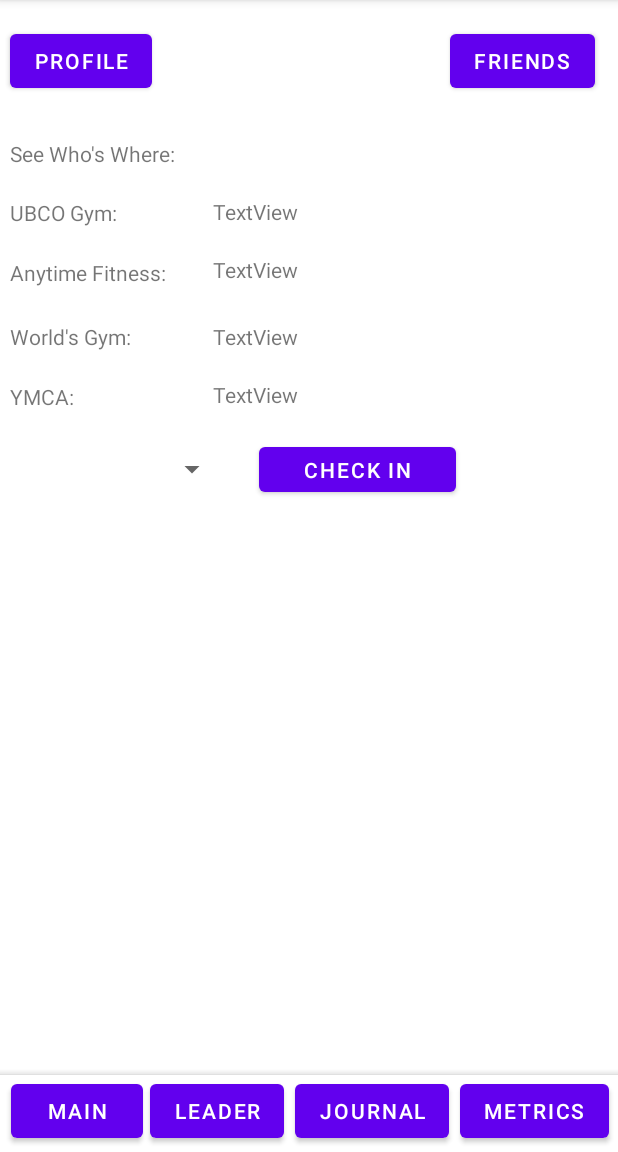
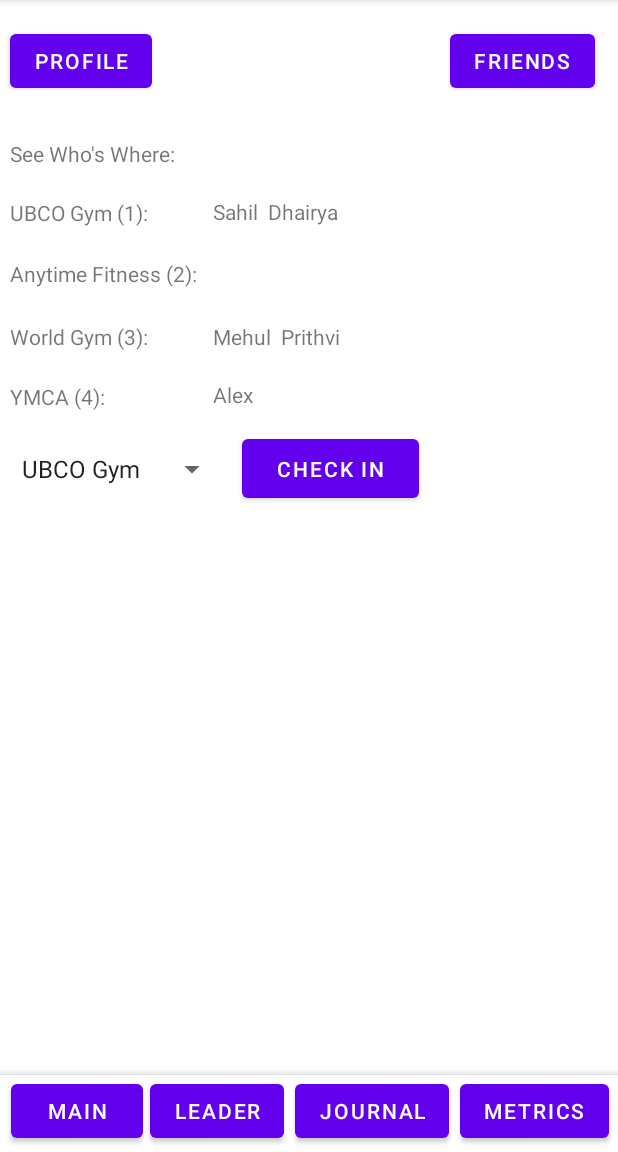
Before and after one commit to dhairyab0069/Atlas, an Android app: the screen it shows after launch (MainActivity), on a phone screen of 412 x 824 dp, the part 84-1236 px from its top. Run offline under Robolectric (Android 15) with nearby library versions, the phone set to English and light mode, and no system bars.

Commit message:
Main activity logic

```diff
--- a/app/src/main/java/com/example/atlas/MainActivity.java
+++ b/app/src/main/java/com/example/atlas/MainActivity.java
@@ -3,9 +3,13 @@ package com.example.atlas;
 import androidx.appcompat.app.AppCompatActivity;
 
 import android.os.Bundle;
+import android.view.View;
+import android.widget.ArrayAdapter;
 import android.widget.Button;
 import android.widget.Spinner;
 import android.widget.TextView;
+
+import java.util.ArrayList;
 
 public class MainActivity extends AppCompatActivity {
 
@@ -14,11 +18,13 @@ public class MainActivity extends AppCompatActivity {
     TextView gym1Friends, gym2Friends, gym3Friends, gym4Friends;
     Spinner gym;
     String name;
-    String gymList[][];
-    String gym1People[];
-    String gym2People[];
-    String gym3People[];
-    String gym4People[];
+    String old1, old2, old3, old4;
+//    String gymList[] = {"UBCO Gym", "Anytime Fitness", "World Gym", "YMCA"};
+    ArrayList<String> gym1People = new ArrayList<String>();
+    ArrayList<String> gym2People = new ArrayList<String>();
+    ArrayList<String> gym3People = new ArrayList<String>();
+    ArrayList<String> gym4People = new ArrayList<String>();
+
     String gymSelection;
 
     @Override
@@ -26,11 +32,23 @@ public class MainActivity extends AppCompatActivity {
         super.onCreate(savedInstanceState);
         setContentView(R.layout.activity_main);
 
+        //Stringbuilders to add names
+        StringBuilder str1 = new StringBuilder();
+        StringBuilder str2 = new StringBuilder();
+        StringBuilder str3 = new StringBuilder();
+        StringBuilder str4 = new StringBuilder();
+
+
+
         //Placeholder user info
-        name = "Alex";
+        name = "Yegor";
 
         //Placeholder for friend info
-//        gym1People
+        gym1People.add("Sahil");
+        gym1People.add("Dhairya");
+        gym3People.add("Mehul");
+        gym3People.add("Prithvi");
+        gym4People.add("Alex");
 
         //Buttons
         profile = findViewById(R.id.profileButton);
@@ -41,11 +59,82 @@ public class MainActivity extends AppCompatActivity {
         journal = findViewById(R.id.journalButton);
         metrics = findViewById(R.id.metricsButton);
 
-        //TextViews
+        //TextViews for gym names
         see = (TextView) findViewById(R.id.seeWho);
         gym1 = (TextView) findViewById(R.id.gym1);
         gym2 = (TextView) findViewById(R.id.gym2);
         gym3 = (TextView) findViewById(R.id.gym3);
         gym4 = (TextView) findViewById(R.id.gym4);
+
+        //TextViews for friends in gyms
+        gym1Friends = (TextView) findViewById(R.id.friends1);
+        gym2Friends = (TextView) findViewById(R.id.friends2);
+        gym3Friends = (TextView) findViewById(R.id.friends3);
+        gym4Friends = (TextView) findViewById(R.id.friends4);
+
+
+        //Spinner set up for gym check-in
+        gym = (Spinner) findViewById(R.id.selectGym);
+
+        ArrayAdapter<CharSequence> adapter = ArrayAdapter.createFromResource(this,
+                R.array.gym_list, android.R.layout.simple_spinner_item);
+        adapter.setDropDownViewResource(android.R.layout.simple_spinner_dropdown_item);
+
+        gym.setAdapter(adapter);
+
+        for(String name: gym1People){
+            str1.append(name+"  ");
+            System.out.println(str1);
+        }
+        gym1Friends.setText(str1.toString());
+        old1 = str1.toString();
+
+        for(String name: gym2People){
+            str2.append(name+"  ");
+        }
+        gym2Friends.setText(str2.toString());
+        old2 = str2.toString();
+
+        for(String name: gym3People){
+            str3.append(name+"  ");
+        }
+        gym3Friends.setText(str3.toString());
+        old3 = str3.toString();
+
+        for(String name: gym4People){
+            str4.append(name+"  ");
+        }
+        gym4Friends.setText(str4.toString());
+        old4 = str4.toString();
+
+        if(gym.getSelectedItem()==null){
+            checkIn.setEnabled(false);
+        }else
+            checkIn.setEnabled(true);
+
+        checkIn.setOnClickListener(new View.OnClickListener() {
+            @Override
+            public void onClick(View view) {
+                gymSelection = gym.getSelectedItem().toString();
+                if(gymSelection.equals("UBCO Gym")) {
+                    gym1People.add(name);
+                    str1.append(name);
+                    gym1Friends.setText(str1.toString());
+                }else if(gymSelection.equals("Anytime Fitness")) {
+                    gym2People.add(name);
+                    str2.append(name);
+                    gym2Friends.setText(str2.toString());
+                }else if(gymSelection.equals("World Gym")) {
+                    gym3People.add(name);
+                    str3.append(name);
+                    gym3Friends.setText(str3.toString());
+                }else {
+                    gym4People.add(name);
+                    str4.append(name);
+                    gym4Friends.setText(str4.toString());
+                }
+                checkIn.setEnabled(false);
+            }
+        });
     }
 }
--- a/app/src/main/res/layout/activity_main.xml
+++ b/app/src/main/res/layout/activity_main.xml
@@ -37,7 +37,7 @@
         android:text="TextView"
         app:layout_constraintBottom_toBottomOf="parent"
         app:layout_constraintEnd_toEndOf="parent"
-        app:layout_constraintHorizontal_bias="0.723"
+        app:layout_constraintHorizontal_bias="0.774"
         app:layout_constraintStart_toStartOf="parent"
         app:layout_constraintTop_toTopOf="parent"
         app:layout_constraintVertical_bias="0.231" />
@@ -58,7 +58,7 @@
         android:id="@+id/gym1"
         android:layout_width="123dp"
         android:layout_height="30dp"
-        android:text="UBCO Gym:"
+        android:text="UBCO Gym (1):"
         app:layout_constraintBottom_toBottomOf="parent"
         app:layout_constraintEnd_toEndOf="parent"
         app:layout_constraintHorizontal_bias="0.024"
@@ -70,7 +70,7 @@
         android:id="@+id/gym4"
         android:layout_width="123dp"
         android:layout_height="30dp"
-        android:text="YMCA:"
+        android:text="YMCA (4):"
         app:layout_constraintBottom_toBottomOf="parent"
         app:layout_constraintEnd_toEndOf="parent"
         app:layout_constraintHorizontal_bias="0.024"
@@ -82,7 +82,7 @@
         android:id="@+id/gym3"
         android:layout_width="123dp"
         android:layout_height="30dp"
-        android:text="World's Gym: "
+        android:text="World Gym (3): "
         app:layout_constraintBottom_toBottomOf="parent"
         app:layout_constraintEnd_toEndOf="parent"
         app:layout_constraintHorizontal_bias="0.024"
@@ -177,15 +177,15 @@
 
     <Button
         android:id="@+id/checkIn"
-        android:layout_width="131dp"
-        android:layout_height="42dp"
+        android:layout_width="118dp"
+        android:layout_height="51dp"
         android:text="Check In"
         app:layout_constraintBottom_toBottomOf="parent"
         app:layout_constraintEnd_toEndOf="parent"
-        app:layout_constraintHorizontal_bias="0.615"
+        app:layout_constraintHorizontal_bias="0.549"
         app:layout_constraintStart_toStartOf="parent"
         app:layout_constraintTop_toTopOf="parent"
-        app:layout_constraintVertical_bias="0.402" />
+        app:layout_constraintVertical_bias="0.4" />
 
     <TextView
         android:id="@+id/seeWho"
@@ -201,9 +201,9 @@
 
     <TextView
         android:id="@+id/gym2"
-        android:layout_width="123dp"
-        android:layout_height="30dp"
-        android:text="Anytime Fitness:"
+        android:layout_width="136dp"
+        android:layout_height="28dp"
+        android:text="Anytime Fitness (2):"
         app:layout_constraintBottom_toBottomOf="parent"
         app:layout_constraintEnd_toEndOf="parent"
         app:layout_constraintHorizontal_bias="0.024"
--- a/app/src/main/res/values/strings.xml
+++ b/app/src/main/res/values/strings.xml
@@ -3,7 +3,7 @@
     <string-array name="gym_list">
         <item>UBCO Gym</item>
         <item>Anytime Fitness</item>
-        <item>Worlds Gym</item>
+        <item>World Gym</item>
         <item>YMCA</item>
     </string-array>
 </resources>
```
